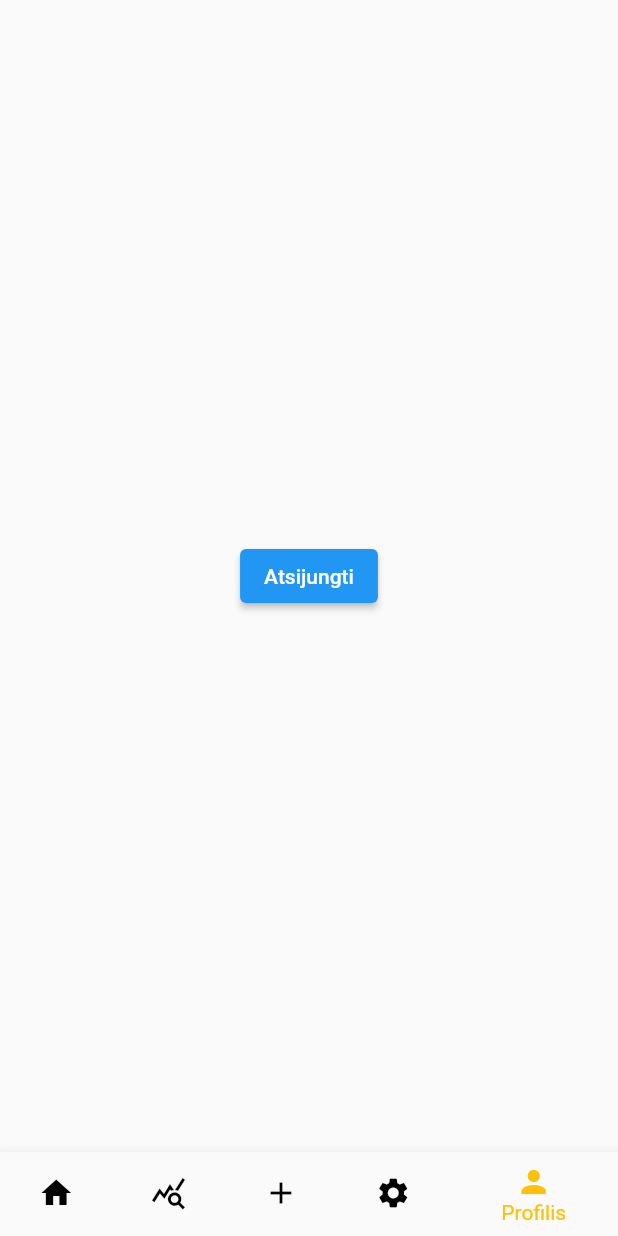
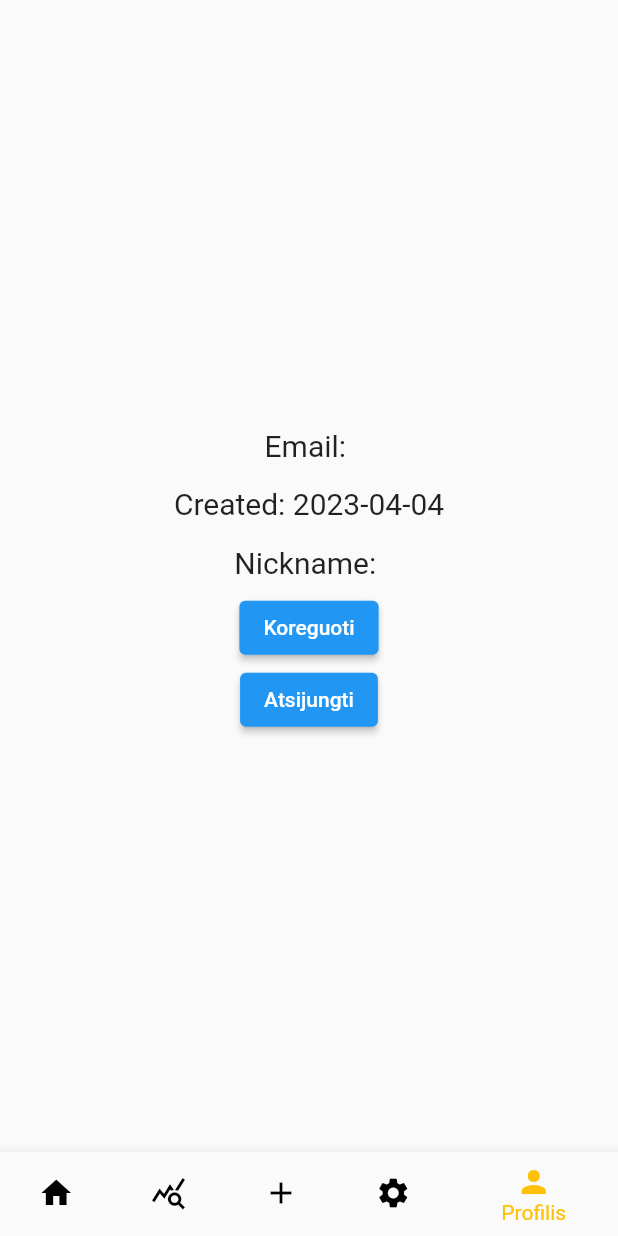
Before and after one commit to YoBoyJonas/BudgetTracker, a Flutter app: the screen it shows once a user with an empty profile is signed in, item 5 of the bottom bar chosen, on a phone screen of 412 x 824 dp. Run offline on Flutter 3.47's test engine with Material 2 defaults, Android fonts, the phone set to English and light mode, and no system bars; our stand-ins replace cloud_firestore, firebase_auth, firebase_core, hive, hive_flutter; missing offline and left inert: dart:ffi; accounts and stored records are empty.

Commit message:
Updated profile tab. Added button to change fields

```diff
--- /dev/null
+++ b/lib/models/user_model.dart
@@ -0,0 +1,11 @@
+class UserModel {
+  String nickName;
+
+  UserModel({
+    required this.nickName,
+  });
+
+  Map<String, dynamic> toJson() => {
+        'nickName': nickName,
+      };
+}
--- a/lib/screens/profile_tab.dart
+++ b/lib/screens/profile_tab.dart
@@ -1,27 +1,174 @@
 import 'package:flutter/material.dart';
 import 'package:budget_tracker/auth.dart';
 import 'package:firebase_auth/firebase_auth.dart';
+import 'package:budget_tracker/models/user_model.dart';
+import 'package:cloud_firestore/cloud_firestore.dart';
+import 'package:intl/intl.dart';
 
-class ProfileTab extends StatelessWidget {
+class ProfileTab extends StatefulWidget {
   ProfileTab({Key? key}) : super(key: key);
 
-  final User? user = Auth().currentUser;
+  @override
+  State<ProfileTab> createState() => _ProfileTabState();
+}
 
-  Future<void> signOut() async {
+class _ProfileTabState extends State<ProfileTab> {
+  final User? userAuth = Auth().currentUser;
+  UserModel userModel = UserModel(nickName: "");
+  final TextEditingController _nickNameController = TextEditingController();
+
+  @override
+  Widget build(BuildContext context) {
+    return Center(
+      child: Column(
+          mainAxisAlignment: MainAxisAlignment.center,
+          children: <Widget>[
+            displayUserInformation(),
+          ]),
+    );
+  }
+
+  Widget displayUserInformation() {
+    return Column(
+      children: <Widget>[
+        // Email from Firebase auth
+        Padding(
+            padding: const EdgeInsets.all(8.0),
+            child: Text(
+              "Email: ${userAuth?.email}",
+              style: TextStyle(fontSize: 20),
+            )),
+        // Creation date from Firebase auth
+        Padding(
+            padding: const EdgeInsets.all(8.0),
+            child: Text(
+              // may run into a crash. TODO: find alternative to question mark syntax
+              "Created: ${DateFormat('yyyy-MM-dd').format(userAuth?.metadata.creationTime as DateTime)}",
+              style: TextStyle(fontSize: 20),
+            )),
+        // Additional custom user fields
+        FutureBuilder(
+          future: _getProfileData(),
+          builder: (context, snapshot) {
+            if (snapshot.connectionState == ConnectionState.done) {
+              _nickNameController.text = userModel.nickName;
+            }
+
+            return Column(
+              children: <Widget>[
+                Padding(
+                    padding: const EdgeInsets.all(8.0),
+                    child: Text(
+                      "Nickname: ${_nickNameController.text}",
+                      style: TextStyle(fontSize: 20),
+                    )),
+              ],
+            );
+          },
+        ),
+        ElevatedButton(
+          child: Text("Koreguoti"),
+          onPressed: () {
+            _userEditBottomSheet(context);
+          },
+        ),
+        _signOutButton(),
+      ],
+    );
+  }
+
+// Function sets userModel values from database
+  _getProfileData() async {
+    final uid = userAuth?.uid;
+
+    await FirebaseFirestore.instance
+        .collection('users')
+        .doc(uid)
+        .get()
+        .then((result) {
+      userModel.nickName = result['nickName'];
+    });
+  }
+
+  // Pop-up window for changing user fields
+  void _userEditBottomSheet(BuildContext context) {
+    showModalBottomSheet(
+        context: context,
+        builder: (BuildContext bc) {
+          return Container(
+              height: MediaQuery.of(context).size.height,
+              child: Padding(
+                padding: const EdgeInsets.only(left: 15.0, top: 15.0),
+                child: Column(
+                  children: <Widget>[
+                    // Header view with cancel button
+                    Row(
+                      children: <Widget>[
+                        Text("Atnaujinti profilį"),
+                        Spacer(),
+                        IconButton(
+                          icon: Icon(Icons.cancel),
+                          color: Colors.orange,
+                          iconSize: 25,
+                          onPressed: () {
+                            Navigator.of(context).pop();
+                          },
+                        )
+                      ],
+                    ),
+                    // Nickname field
+                    Row(
+                      children: [
+                        Expanded(
+                          child: Padding(
+                            padding: const EdgeInsets.only(right: 15.0),
+                            child: TextField(
+                              controller: _nickNameController,
+                              decoration: InputDecoration(
+                                helperText: "Nickname",
+                              ),
+                            ),
+                          ),
+                        )
+                      ],
+                    ),
+                    // Save button
+                    Row(
+                      mainAxisAlignment: MainAxisAlignment.center,
+                      children: <Widget>[
+                        ElevatedButton(
+                          child: Text('Išsaugoti'),
+                          onPressed: () async {
+                            userModel.nickName = _nickNameController.text;
+                            // setstate updates displayed nickname/profile info after clicking 'Išsaugoti'
+                            setState(() {
+                              _nickNameController.text = userModel.nickName;
+                            });
+                            final uid = userAuth?.uid;
+                            FirebaseFirestore.instance
+                                .collection('users')
+                                .doc(uid)
+                                .set(userModel.toJson());
+
+                            Navigator.of(context).pop();
+                          },
+                        )
+                      ],
+                    )
+                  ],
+                ),
+              ));
+        });
+  }
+
+  Future<void> _signOut() async {
     await Auth().signOut();
   }
 
   Widget _signOutButton() {
     return ElevatedButton(
-      onPressed: signOut,
+      onPressed: _signOut,
       child: const Text('Atsijungti'),
     );
   }
-
-  @override
-  Widget build(BuildContext context) {
-    return Center(
-      child: _signOutButton(),
-    );
-  }
 }
```
